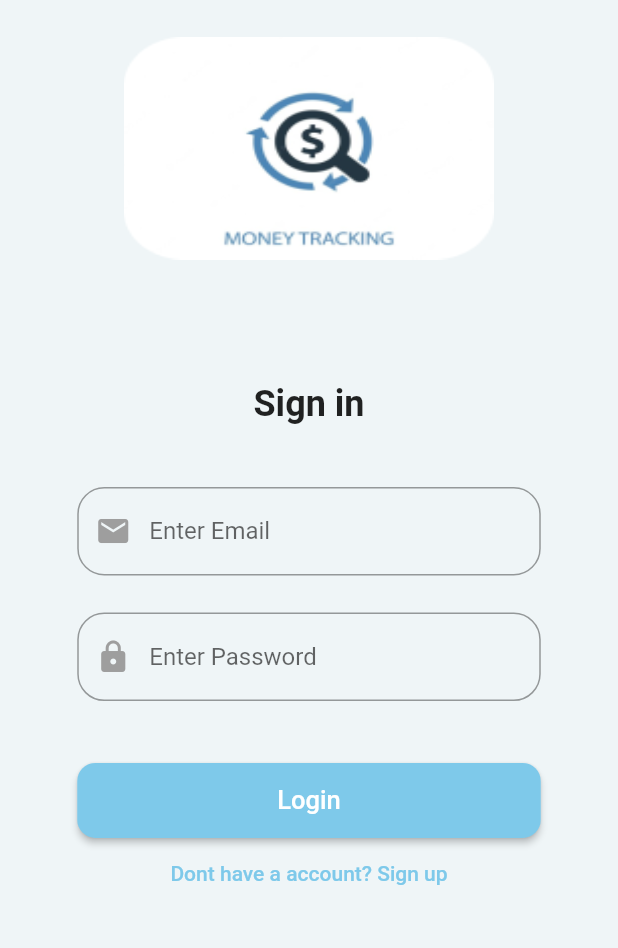
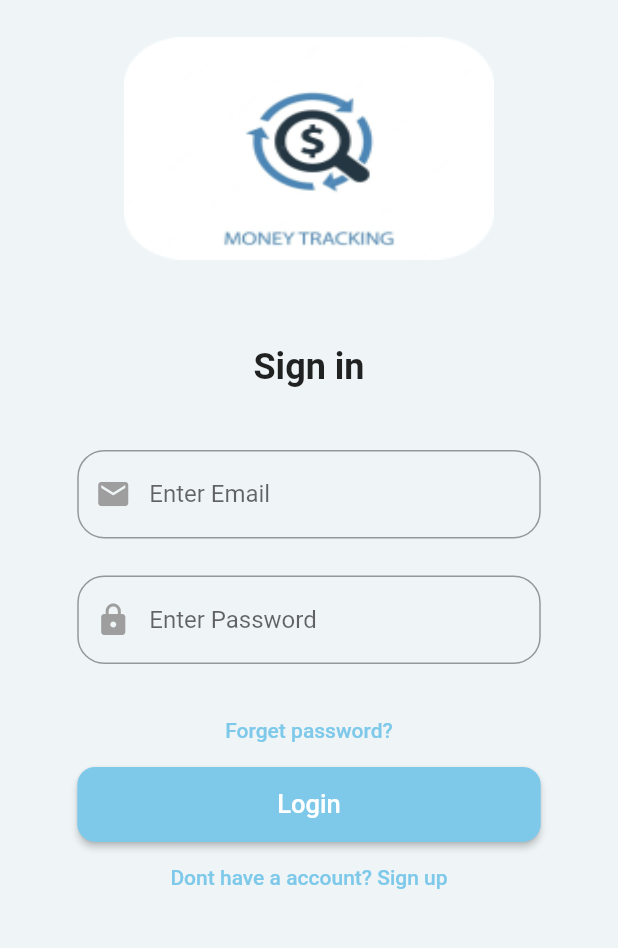
Before and after one commit to ratishjain12/Budget-Tracker-App, a Flutter app: the SignIn screen opened by its route, on a phone screen of 412 x 824 dp, the part 189-1137 px from its top. Run offline on Flutter 3.47's test engine with Material 2 defaults, Android fonts, the phone set to English and light mode, and no system bars; our stand-ins replace cloud_firestore, firebase_auth, firebase_core, fluttertoast, google_sign_in, shared_preferences and 1 more; missing offline and left inert: cloud_firestore_web, firebase_auth_web, firebase_core_web, google_sign_in_web, shared_preferences_web; accounts and stored records are empty; network calls fail.

Commit message:
Forget password done

```diff
--- a/lib/main.dart
+++ b/lib/main.dart
@@ -1,3 +1,4 @@
+import 'package:budget_tracker/screens/registeration/forgot_pwd.dart';
 import 'package:budget_tracker/widgets/chart.dart';
 import 'package:budget_tracker/screens/helper/helper_function.dart';
 import 'package:budget_tracker/screens/home_page.dart';
@@ -59,6 +60,7 @@ class _MyAppState extends State<MyApp> {
         '/signup': (context) => SignUp(),
         '/questions': (context) => Que(),
         '/home': (context) => HomePage(),
+        '/forget_pwd': (context) => ForgotPwdPage(),
       },
     );
   }
--- a/lib/screens/home_page.dart
+++ b/lib/screens/home_page.dart
@@ -8,7 +8,6 @@ import 'package:budget_tracker/widgets/expense_tile.dart';
 import 'package:firebase_auth/firebase_auth.dart';
 import 'package:firebase_core/firebase_core.dart';
 import 'package:flutter/material.dart';
-import 'package:flutter/src/foundation/key.dart';
 import 'package:flutter/src/widgets/framework.dart';
 import 'package:fluttertoast/fluttertoast.dart';
 
--- a/lib/screens/registeration/sign_in.dart
+++ b/lib/screens/registeration/sign_in.dart
@@ -7,6 +7,7 @@ import 'package:flutter/src/widgets/framework.dart';
 import 'package:fluttertoast/fluttertoast.dart';
 
 import '../../services/auth_service.dart';
+import 'forgot_pwd.dart';
 
 class SignIn extends StatefulWidget {
   const SignIn({Key? key}) : super(key: key);
@@ -69,7 +70,7 @@ class _SignInState extends State<SignIn> {
                         ),
                       ),
                       SizedBox(
-                        height: screenHeight * 0.1,
+                        height: screenHeight * 0.07,
                       ),
                       Container(
                         width: screenWidth * 0.75,
@@ -117,7 +118,13 @@ class _SignInState extends State<SignIn> {
                               ),
                             ),
                             SizedBox(
-                              height: screenHeight * 0.05,
+                              height: screenHeight * 0.025,
+                            ),
+                            TextButton(
+                              child: Text('Forget password?'),
+                              onPressed: () {
+                                Navigator.pushNamed(context, '/forget_pwd');
+                              },
                             ),
                             CustomButton(
                               onPressed: () {
```
Also changed, not shown: lib/screens/registeration/forgot_pwd.dart (added, +81 -0 lines).
